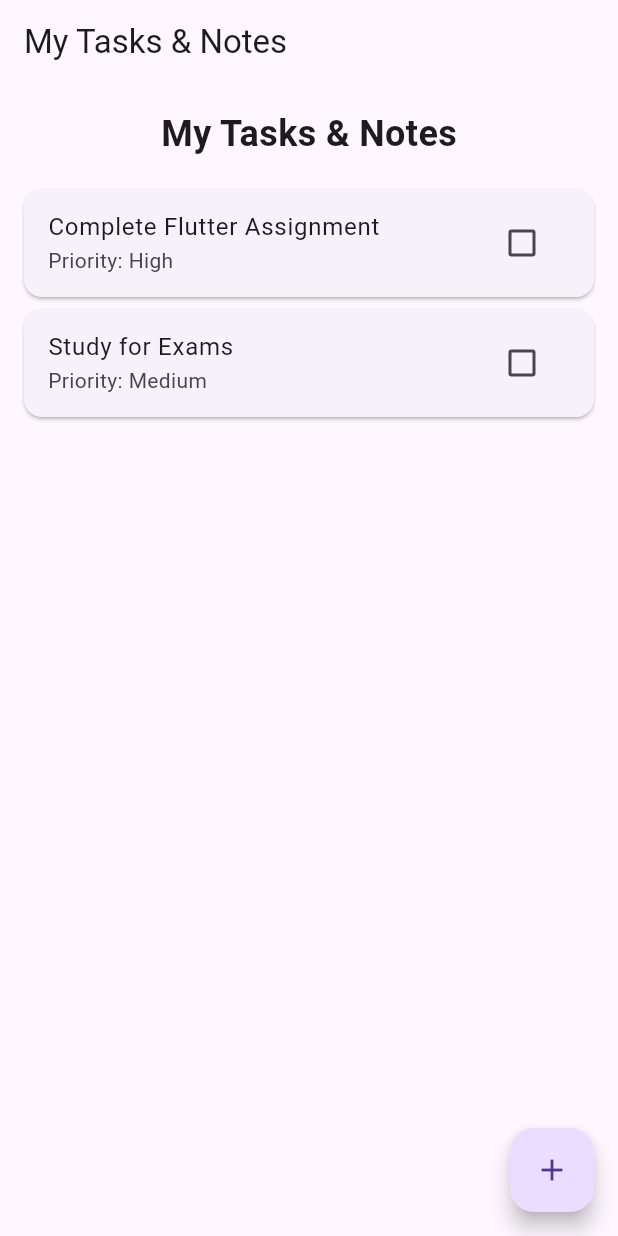
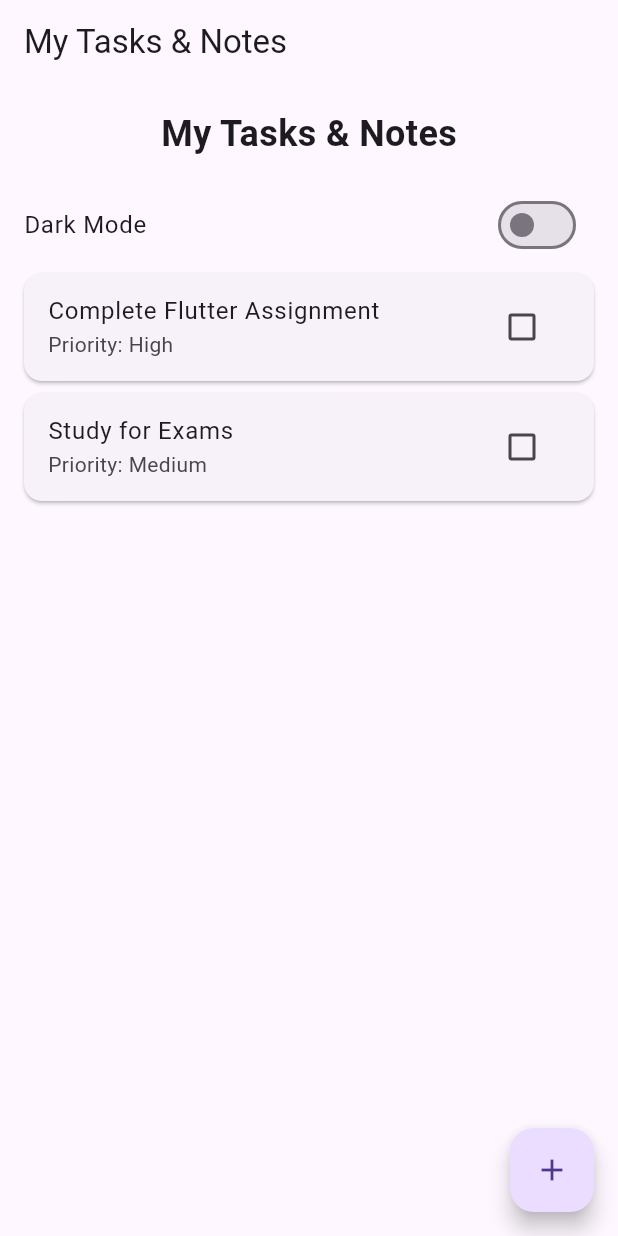
Before and after one commit to MahamatAbdelrassoul/flutter-task-notes-app, a Flutter app: the screen it shows after launch, on a phone screen of 412 x 824 dp. Run offline on Flutter 3.47's test engine with Material 3 defaults, Android fonts, the phone set to English and light mode, and no system bars; our stand-ins replace shared_preferences.

Commit message:
completed Task 4A - theme switching with SharedPreferences

```diff
--- a/lib/main.dart
+++ b/lib/main.dart
@@ -1,5 +1,7 @@
 import 'package:flutter/material.dart';
+import 'package:provider/provider.dart';
 import 'screens/home_screen.dart';
+import 'utils/theme_provider.dart';
 
 void main() {
   runApp(const MyApp());
@@ -10,12 +12,19 @@ class MyApp extends StatelessWidget {
 
   @override
   Widget build(BuildContext context) {
-    return MaterialApp(
-      title: 'Task Notes Manager',
-      theme: ThemeData(
-        primarySwatch: Colors.blue,
+    return ChangeNotifierProvider(
+      create: (context) => ThemeProvider(),
+      child: Consumer<ThemeProvider>(
+        builder: (context, themeProvider, child) {
+          return MaterialApp(
+            title: 'Task Notes Manager',
+            theme: themeProvider.isDarkMode
+                ? ThemeData.dark()
+                : ThemeData.light(),
+            home: const HomeScreen(),
+          );
+        },
       ),
-      home: const HomeScreen(),
     );
   }
 }
--- a/lib/screens/home_screen.dart
+++ b/lib/screens/home_screen.dart
@@ -1,6 +1,8 @@
 import 'package:flutter/material.dart';
+import 'package:provider/provider.dart';
 import 'add_task_screen.dart';
 import '../models/task_item.dart';
+import '../utils/theme_provider.dart';
 
 class HomeScreen extends StatefulWidget {
   const HomeScreen({Key? key}) : super(key: key);
@@ -43,6 +45,15 @@ class _HomeScreenState extends State<HomeScreen> {
             ),
           ),
 
+          // THEME SWITCH - ADDED THIS PART
+          SwitchListTile(
+            title: const Text('Dark Mode'),
+            value: Provider.of<ThemeProvider>(context).isDarkMode,
+            onChanged: (value) {
+              Provider.of<ThemeProvider>(context, listen: false).toggleTheme();
+            },
+          ),
+
           // Tasks list
           Expanded(
             child: ListView.builder(
--- /dev/null
+++ b/lib/utils/theme_provider.dart
@@ -0,0 +1,25 @@
+import 'package:flutter/material.dart';
+import 'package:shared_preferences/shared_preferences.dart';
+
+class ThemeProvider with ChangeNotifier {
+  bool _isDarkMode = false;
+
+  bool get isDarkMode => _isDarkMode;
+
+  ThemeProvider() {
+    _loadTheme();
+  }
+
+  Future<void> _loadTheme() async {
+    final prefs = await SharedPreferences.getInstance();
+    _isDarkMode = prefs.getBool('isDarkMode') ?? false;
+    notifyListeners();
+  }
+
+  Future<void> toggleTheme() async {
+    _isDarkMode = !_isDarkMode;
+    final prefs = await SharedPreferences.getInstance();
+    await prefs.setBool('isDarkMode', _isDarkMode);
+    notifyListeners();
+  }
+}
--- a/pubspec.yaml
+++ b/pubspec.yaml
@@ -39,7 +39,7 @@ dependencies:
   shared_preferences: ^2.2.2
   sqflite: ^2.3.0
   path: ^1.8.3
-
+  provider: ^6.1.1
 dev_dependencies:
   flutter_test:
     sdk: flutter
```
Also changed, not shown: pubspec.lock.
